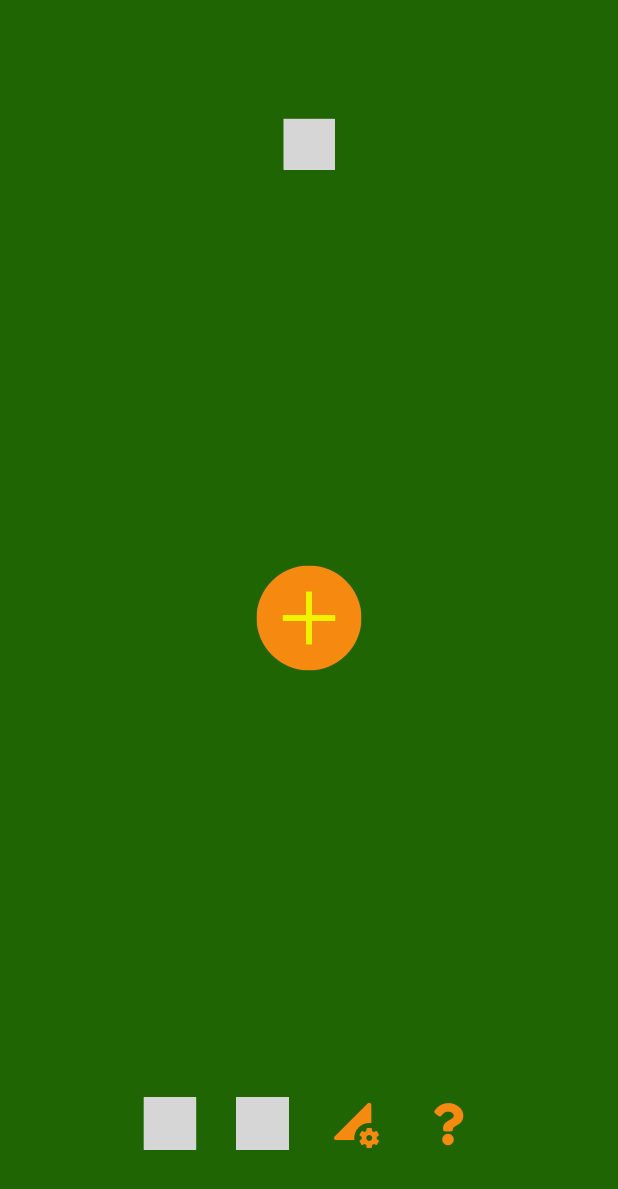
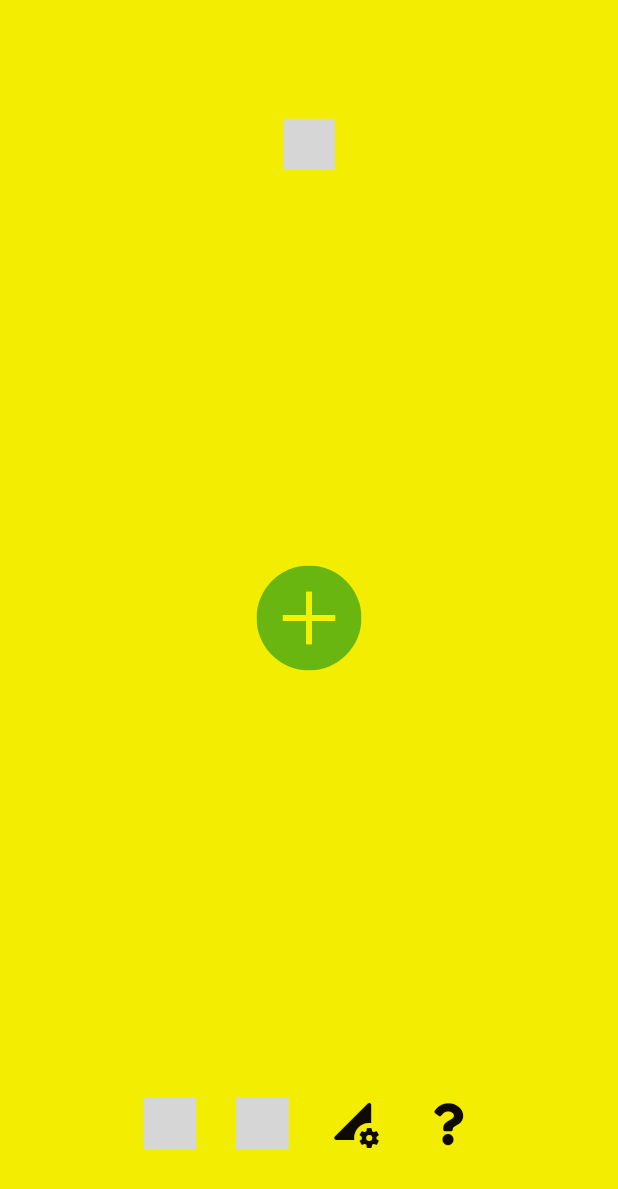
Before and after one commit to Tiltification/sonic-tilt, a Flutter app: the screen it shows after launch, on a phone screen of 412 x 824 dp. Shown: the top 1189 px of the screen. Run offline on Flutter 3.47's test engine with Material 2 defaults, Android fonts, the phone set to English and light mode, and no system bars; our stand-ins replace font_awesome_flutter, hive, hive_flutter, native_device_orientation, rive, sensors and 1 more; missing offline and left inert: flutter_animated_dialog, simple_html_css, social_buttons; accounts and stored records are empty; generated files the repository leaves out were written again; statements that could not run were skipped; project files that could hold a hidden picture were left out; grey boxes are pictures that could not be loaded.

Commit message:
SonicLevel-Crickets ICAD 2023 Sonic Tilt Competition

```diff
--- a/lib/LevelTheme.dart
+++ b/lib/LevelTheme.dart
@@ -10,17 +10,17 @@ class LevelTheme {
 //  static const darkModeBlack = Color(0xff47586f);
   static const darkModeBlack = Color(0xff4758ff);
 //  static const darkModeYellow = Color(0xffefed70); // Bubble color
-  static const darkModeYellow = Color(0xfff6890f); // PobbleBonk
-//  static const darkModeYellow = Color(0xff0e0901); // Crickets
+//  static const darkModeYellow = Color(0xfff6890f); // PobbleBonk
+  static const darkModeYellow = Color(0xff0e0901); // Crickets
 //  static const darkModeYellow = Color(0xffa431c4); // Tuning
 //  static const darkModeGreen = Color(0xff5bdc97);
 //  static const darkModeGreen = Color(0xff91c618); //small bubble
-  static const darkModeGreen = Color(0xfff6890f); // PobbleBonk
-//  static const darkModeGreen = Color(0xff180e02); // Crickets
+//  static const darkModeGreen = Color(0xfff6890f); // PobbleBonk
+  static const darkModeGreen = Color(0xff69b610); // Crickets
 //  static const darkModeGreen = Color(0xff180e02); // Tuning
 //  static const bgColor = Color(0xff2e2b2e);
-  static const bgColor = Color(0xff206503); // background PobbleBonk
-//  static const bgColor = Color(0xfff3ee01); // background Crickets
+//  static const bgColor = Color(0xff206503); // background PobbleBonk
+  static const bgColor = Color(0xfff3ee01); // background Crickets
 //  static const bgColor = Color(0xff3c038b); // background Tuning
 //  static const textColor = Color(0xff47576E);
   static const textColor = Color(0xff4f88fa);
```
Also changed, not shown: assets/logo.png, 13 other files.
